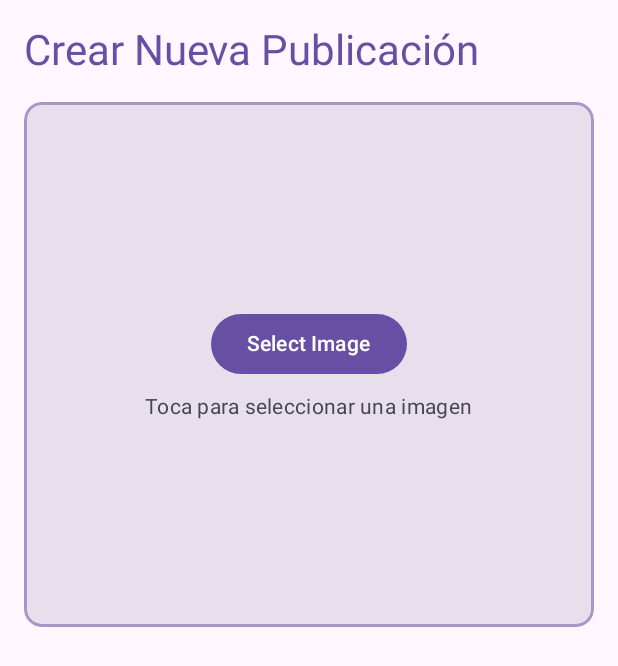
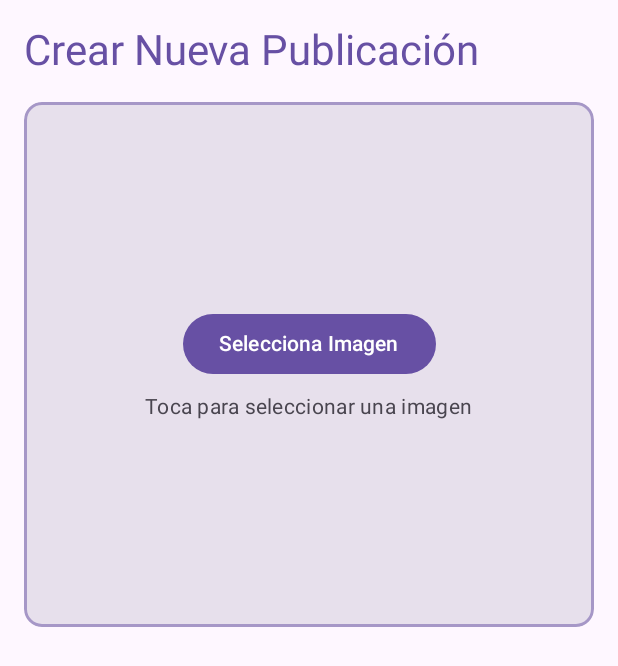
Before and after one commit to Pablolopezlo15/Konnekt, an Android app built with Jetpack Compose: the composable CreatePostScreen shown on its own in the app's theme, on a phone screen of 412 x 824 dp. Shown: the top 666 px of the screen. Run offline under Robolectric (Android 15) with nearby library versions, the phone set to English and light mode, and no system bars; pictures from the network do not load.

Commit message:
Update ImagePicker.kt

```diff
--- a/Konnekt/app/src/main/java/pl/konnekt/ui/components/ImagePicker.kt
+++ b/Konnekt/app/src/main/java/pl/konnekt/ui/components/ImagePicker.kt
@@ -23,6 +23,6 @@ fun ImagePicker(
     Button(
         onClick = { launcher.launch("image/*") }
     ) {
-        Text("Select Image")
+        Text("Selecciona Imagen")
     }
 }
```
